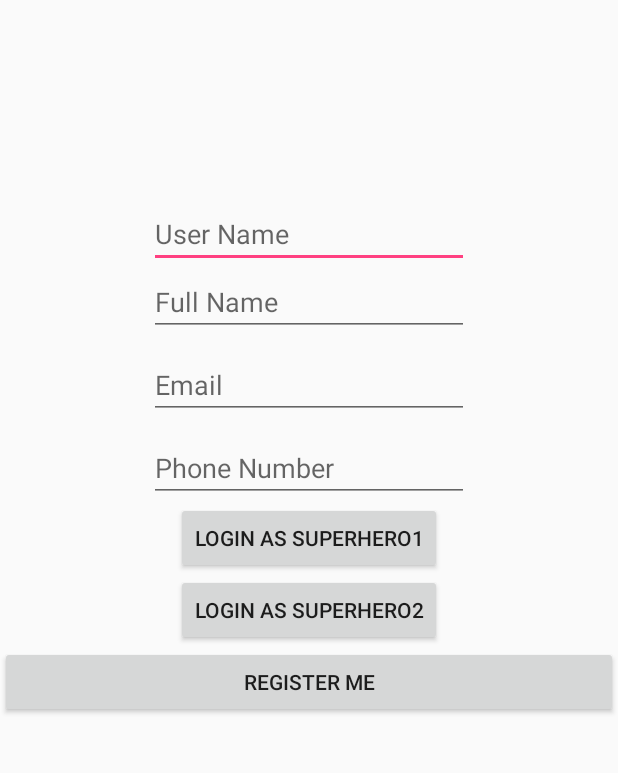
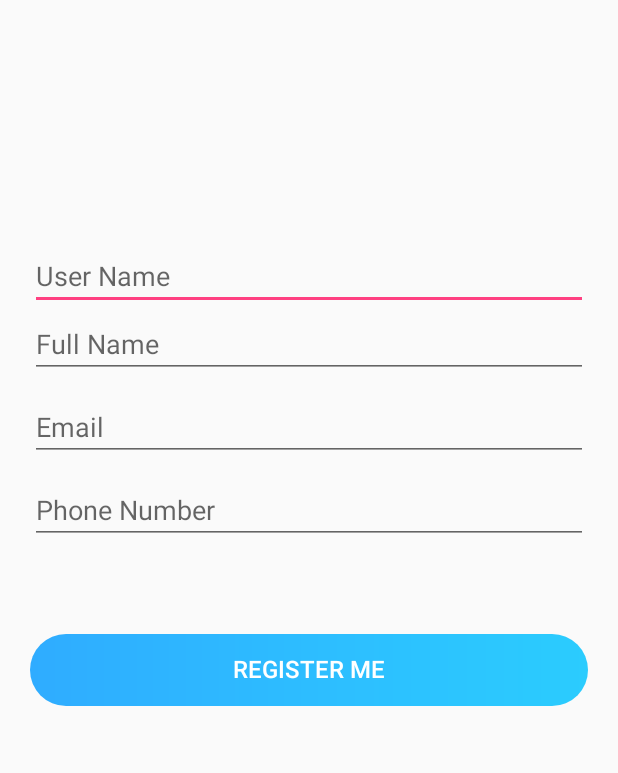
Before and after one commit to helpdessk/android-app-latest, an Android app: the MainActivity screen opened directly, with no data from a screen before it, on a phone screen of 412 x 824 dp, the part 287-1060 px from its top. Run offline under Robolectric (Android 15) with nearby library versions, the phone set to English and light mode, and no system bars; libraries missing offline, so code that uses them is left out: com.inscripts.interfaces, cometchat.inscripts.com; 2 statements that could not run were skipped.

Commit message:
Clean up

```diff
--- a/app/src/main/java/com/android/helpdessk/helpdesk/activities/MainActivity.java
+++ b/app/src/main/java/com/android/helpdessk/helpdesk/activities/MainActivity.java
@@ -24,22 +24,16 @@ public class MainActivity extends AppCompatActivity implements View.OnClickListe
 
     private static final String TAG = MainActivity.class.getSimpleName();
 
-    private String licenseKey = "COMETCHAT-0YFFT-JC76D-9GE6Y-0ZBXL"; // Replace the value with your CometChat License Key here
-    private String apiKey = "51202xf74431d527bc80bfcf0d142e4d5ba9f6"; // Replace the value with your CometChat Api Key here
-    private String UID1 = "Testing";
-    private String UID2 = "SUPERHERO2";
+    private String licenseKey = "COMETCHAT-0YFFT-JC76D-9GE6Y-0ZBXL";
+    private String apiKey = "51202xf74431d527bc80bfcf0d142e4d5ba9f6";
     private boolean isCometOnDemand = true;
     private CometChat cometChat;
-
-    private String UID = "Testing3";  // Required
-    private String name = "Your Name Test3";  // Required
     private String avatarURL = "";
     private String profileURL = "";
     private String role = "customer";
     private Context context;
 
-
-    private Button btnLoginSuperHero1, btnLoginSuperHero2, btnLaunchChat, btnInitializeChat;
+    private Button btnLaunchChat, btnInitializeChat;
     private EditText textUserName, textFullName, textEmail, textPhone;
     private ProgressBar pbLoading;
 
@@ -49,44 +43,25 @@ public class MainActivity extends AppCompatActivity implements View.OnClickListe
         super.onCreate(savedInstanceState);
         setContentView(R.layout.activity_main);
         cometChat = CometChat.getInstance(MainActivity.this);
-        setUpFields();
-        initializeChat(); // Initialize chat on click
 
-    }
-
-    private void setUpFields() {
-        btnLoginSuperHero1 = findViewById(R.id.btnLoginSuperHero1);
-        btnLoginSuperHero2 = findViewById(R.id.btnLoginSuperHero2);
+        pbLoading = findViewById(R.id.pb_loading);
         btnLaunchChat = findViewById(R.id.btnLaunchChat);
-        //btnShowChat = findViewById(R.id.btnShowChat);
-        //btnInitializeChat = findViewById(R.id.btnInitialize);
-        pbLoading = findViewById(R.id.pb_loading);
-        btnLoginSuperHero1.setOnClickListener(this);
-        btnLoginSuperHero2.setOnClickListener(this);
         btnLaunchChat.setOnClickListener(this);
-        //btnShowChat.setOnClickListener(this);
-        //btnInitializeChat.setOnClickListener(this);
+        btnLaunchChat.setEnabled(false);
         textUserName = findViewById(R.id.user_name);
         textFullName = findViewById(R.id.user_full_name);
         textEmail = findViewById(R.id.user_email);
         textPhone = findViewById(R.id.user_phone);
 
+        initializeChat(); // Initialize chat on create
 
     }
 
     @Override
     public void onClick(View view) {
         switch (view.getId()) {
-            case R.id.btnLoginSuperHero1:
-                login(UID1);
-                break;
-
-            case R.id.btnLoginSuperHero2:
-                login(UID2);
-                break;
-
             case R.id.btnLaunchChat:
-                createUser();
+                createUserAndLogin();
         }
     }
 
@@ -96,17 +71,15 @@ public class MainActivity extends AppCompatActivity implements View.OnClickListe
     private void initializeChat() {
 
         if (licenseKey != null && !TextUtils.isEmpty(licenseKey)) {
-
             if (apiKey != null && !TextUtils.isEmpty(apiKey)) {
                 showLoading(true);
                 cometChat.initializeCometChat("", licenseKey, apiKey, isCometOnDemand, new Callbacks() {
                     @Override
                     public void successCallback(JSONObject jsonObject) {
-                        Log.d(TAG, "Initialize Success : " + jsonObject.toString());
+                        //Log.d(TAG, "Initialize Success : " + jsonObject.toString());
                         Toast.makeText(MainActivity.this, "CometChat initialized successfully", Toast.LENGTH_LONG).show();
-                        //btnLoginSuperHero1.setEnabled(true);
-                        //btnLoginSuperHero2.setEnabled(true);
                         showLoading(false);
+                        btnLaunchChat.setEnabled(true);
                     }
 
                     @Override
@@ -145,12 +118,13 @@ public class MainActivity extends AppCompatActivity implements View.OnClickListe
                 @Override
                 public void failCallback(JSONObject jsonObject) {
                     Log.d(TAG, "Login Fail : " + jsonObject.toString());
-                    Toast.makeText(MainActivity.this, jsonObject.toString(), Toast.LENGTH_LONG).show();
+                    Toast.makeText(MainActivity.this, "Please Fill in the required fields", Toast.LENGTH_LONG).show();
+                    //Toast.makeText(MainActivity.this, jsonObject.toString(), Toast.LENGTH_LONG).show();
                     showLoading(false);
                 }
             });
         } else {
-            Toast.makeText(MainActivity.this, "UID be null or empty", Toast.LENGTH_LONG).show();
+            Toast.makeText(MainActivity.this, "Please Fill in the required fields", Toast.LENGTH_LONG).show();
         }
 
     }
@@ -206,11 +180,11 @@ public class MainActivity extends AppCompatActivity implements View.OnClickListe
 
     }
 
-    private void createUser(){
+    private void createUserAndLogin(){
         cometChat.createUser(context,textUserName.getText().toString(),textFullName.getText().toString(),avatarURL,profileURL,role,new Callbacks() {
             @Override
             public void successCallback(JSONObject jsonObject) {
-                Log.d(TAG, "User Created : " + jsonObject.toString());
+                Log.d(TAG, "Registration Successful : " + jsonObject.toString());
                 Toast.makeText(MainActivity.this, jsonObject.toString(), Toast.LENGTH_LONG).show();
                 //btnLaunchChat.setEnabled(true);
                 showLoading(false);
--- a/app/src/main/res/layout/activity_main.xml
+++ b/app/src/main/res/layout/activity_main.xml
@@ -29,72 +29,56 @@
         android:layout_weight="1"
         android:gravity="center"
         android:orientation="vertical"
+        android:layout_margin="20sp"
         android:layout_marginBottom="20sp">
 
         <EditText
             android:id="@+id/user_name"
-            android:layout_width="wrap_content"
+            android:layout_width="match_parent"
             android:layout_height="wrap_content"
-            android:layout_alignParentTop="true"
-            android:layout_centerHorizontal="true"
             android:ems="10"
             android:inputType="textPersonName"
             android:hint="User Name" />
         <EditText
             android:id="@+id/user_full_name"
-            android:layout_width="wrap_content"
+            android:layout_width="match_parent"
             android:layout_height="wrap_content"
-            android:layout_alignParentTop="true"
-            android:layout_centerHorizontal="true"
             android:ems="10"
             android:inputType="textPersonName"
             android:hint="Full Name" />
         <EditText
             android:id="@+id/user_email"
-            android:layout_width="wrap_content"
+            android:layout_width="match_parent"
             android:layout_height="wrap_content"
-            android:layout_alignParentTop="true"
-            android:layout_centerHorizontal="true"
             android:layout_marginTop="10dp"
             android:ems="10"
             android:inputType="textEmailAddress"
             android:hint="Email" />
         <EditText
             android:id="@+id/user_phone"
-            android:layout_width="wrap_content"
+            android:layout_width="match_parent"
             android:layout_height="wrap_content"
-            android:layout_alignParentTop="true"
-            android:layout_centerHorizontal="true"
             android:layout_marginTop="10dp"
             android:ems="10"
-            android:inputType="number"
+            android:inputType="phone"
             android:hint="Phone Number" />
-
-        <Button
-            android:id="@+id/btnLoginSuperHero1"
-            android:layout_width="wrap_content"
-            android:layout_height="wrap_content"
-            android:enabled="true"
-            android:layout_alignParentTop="true"
-            android:layout_centerHorizontal="true"
-            android:text="@string/text_login_superhero1" />
-
-        <Button
-            android:id="@+id/btnLoginSuperHero2"
-            android:layout_width="wrap_content"
-            android:layout_height="wrap_content"
-            android:enabled="true"
-            android:layout_alignParentTop="true"
-            android:layout_centerHorizontal="true"
-            android:text="@string/text_login_superhero2" />
 
         <Button
             android:id="@+id/btnLaunchChat"
             style="@style/Widget.AppCompat.Button"
             android:layout_width="match_parent"
             android:layout_height="wrap_content"
-
-            android:enabled="true"
+            android:layout_gravity="center_horizontal|center"
+            android:layout_marginTop="60dp"
+            android:background="@drawable/signin_rect"
+            android:gravity="center_horizontal"
+            android:paddingBottom="12dp"
+            android:paddingLeft="90dp"
+            android:paddingRight="90dp"
+            android:paddingTop="12dp"
+            android:textColor="#ffffff"
+            android:textSize="16sp"
+            android:enabled="false"
             android:text="@string/text_launch_chat" />
 
 
```
